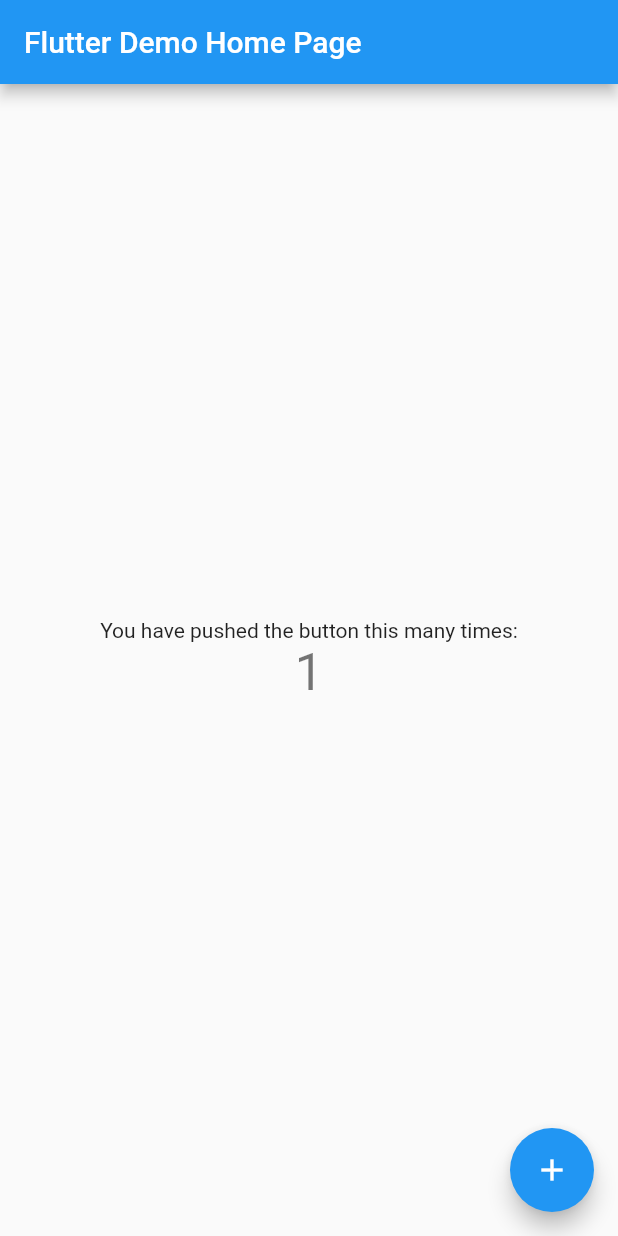
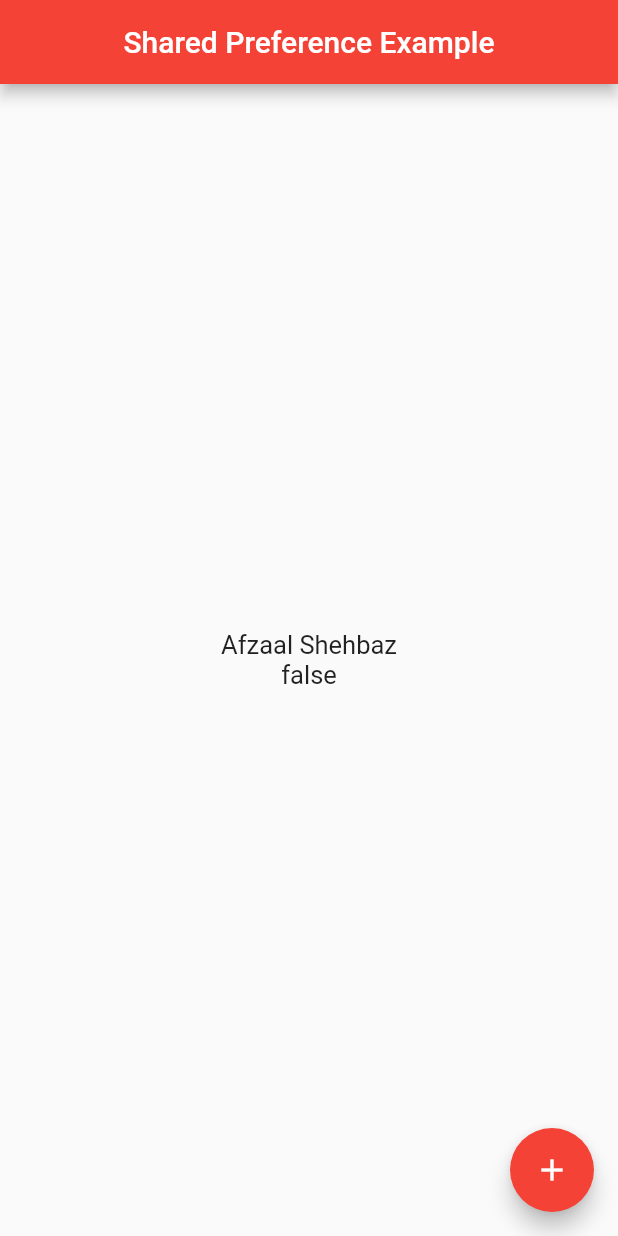
Before and after one commit to flutter99/Shared-Pref-Flutter, a Flutter app: the screen it shows after launch, after a tap on the "add" icon, on a phone screen of 412 x 824 dp. Run offline on Flutter 3.47's test engine with Material 2 defaults, Android fonts, the phone set to English and light mode, and no system bars; our stand-ins replace shared_preferences.

Commit message:
prectice done

```diff
--- a/shared_pref_prectice/lib/main.dart
+++ b/shared_pref_prectice/lib/main.dart
@@ -1,4 +1,6 @@
 import 'package:flutter/material.dart';
+
+import 'shared_pref_screen.dart';
 
 void main() {
   runApp(const MyApp());
@@ -11,105 +13,12 @@
   @override
   Widget build(BuildContext context) {
     return MaterialApp(
-      title: 'Flutter Demo',
+      debugShowCheckedModeBanner: false,
+      title: 'Shared Preference',
       theme: ThemeData(
-        // This is the theme of your application.
-        //
-        // Try running your application with "flutter run". You'll see the
-        // application has a blue toolbar. Then, without quitting the app, try
-        // changing the primarySwatch below to Colors.green and then invoke
-        // "hot reload" (press "r" in the console where you ran "flutter run",
-        // or simply save your changes to "hot reload" in a Flutter IDE).
-        // Notice that the counter didn't reset back to zero; the application
-        // is not restarted.
-        primarySwatch: Colors.blue,
+        primarySwatch: Colors.red,
       ),
-      home: const MyHomePage(title: 'Flutter Demo Home Page'),
+      home: const SharedPrefScreen(),
     );
   }
 }
-
-class MyHomePage extends StatefulWidget {
-  const MyHomePage({super.key, required this.title});
-
-  // This widget is the home page of your application. It is stateful, meaning
-  // that it has a State object (defined below) that contains fields that affect
-  // how it looks.
-
-  // This class is the configuration for the state. It holds the values (in this
-  // case the title) provided by the parent (in this case the App widget) and
-  // used by the build method of the State. Fields in a Widget subclass are
-  // always marked "final".
-
-  final String title;
-
-  @override
-  State<MyHomePage> createState() => _MyHomePageState();
-}
-
-class _MyHomePageState extends State<MyHomePage> {
-  int _counter = 0;
-
-  void _incrementCounter() {
-    setState(() {
-      // This call to setState tells the Flutter framework that something has
-      // changed in this State, which causes it to rerun the build method below
-      // so that the display can reflect the updated values. If we changed
-      // _counter without calling setState(), then the build method would not be
-      // called again, and so nothing would appear to happen.
-      _counter++;
-    });
-  }
-
-  @override
-  Widget build(BuildContext context) {
-    // This method is rerun every time setState is called, for instance as done
-    // by the _incrementCounter method above.
-    //
-    // The Flutter framework has been optimized to make rerunning build methods
-    // fast, so that you can just rebuild anything that needs updating rather
-    // than having to individually change instances of widgets.
-    return Scaffold(
-      appBar: AppBar(
-        // Here we take the value from the MyHomePage object that was created by
-        // the App.build method, and use it to set our appbar title.
-        title: Text(widget.title),
-      ),
-      body: Center(
-        // Center is a layout widget. It takes a single child and positions it
-        // in the middle of the parent.
-        child: Column(
-          // Column is also a layout widget. It takes a list of children and
-          // arranges them vertically. By default, it sizes itself to fit its
-          // children horizontally, and tries to be as tall as its parent.
-          //
-          // Invoke "debug painting" (press "p" in the console, choose the
-          // "Toggle Debug Paint" action from the Flutter Inspector in Android
-          // Studio, or the "Toggle Debug Paint" command in Visual Studio Code)
-          // to see the wireframe for each widget.
-          //
-          // Column has various properties to control how it sizes itself and
-          // how it positions its children. Here we use mainAxisAlignment to
-          // center the children vertically; the main axis here is the vertical
-          // axis because Columns are vertical (the cross axis would be
-          // horizontal).
-          mainAxisAlignment: MainAxisAlignment.center,
-          children: <Widget>[
-            const Text(
-              'You have pushed the button this many times:',
-            ),
-            Text(
-              '$_counter',
-              style: Theme.of(context).textTheme.headline4,
-            ),
-          ],
-        ),
-      ),
-      floatingActionButton: FloatingActionButton(
-        onPressed: _incrementCounter,
-        tooltip: 'Increment',
-        child: const Icon(Icons.add),
-      ), // This trailing comma makes auto-formatting nicer for build methods.
-    );
-  }
-}
--- /dev/null
+++ b/shared_pref_prectice/lib/shared_pref_screen.dart
@@ -0,0 +1,106 @@
+import 'package:flutter/material.dart';
+import 'package:shared_preferences/shared_preferences.dart';
+
+class SharedPrefScreen extends StatefulWidget {
+  const SharedPrefScreen({Key? key}) : super(key: key);
+
+  @override
+  State<SharedPrefScreen> createState() => _SharedPrefScreenState();
+}
+
+class _SharedPrefScreenState extends State<SharedPrefScreen> {
+
+  String? name = '';
+  bool? isLogin;
+
+  @override
+  void initState() {
+    // TODO: implement initState
+    super.initState();
+  //  isLogin();
+  }
+
+
+
+  // void isLogin() async {
+  //   SharedPreferences sp = await SharedPreferences.getInstance();
+  //   name = sp.getString('name') ?? '';
+  //   age = sp.getInt('age') ?? 0;
+  //   luckyNumber = sp.getDouble('lucky_number') ?? 5.0;
+  //   userLogin = sp.getBool('isLogin') ?? false;
+  //   setState(() {
+  //
+  //   });
+  // }
+
+
+  @override
+  Widget build(BuildContext context) {
+    return Scaffold(
+
+      /// appbar
+      appBar: AppBar(
+        title: const Text('Shared Preference Example'),
+        centerTitle: true,
+      ),
+
+      /// body
+      body: SizedBox(
+        width: MediaQuery.of(context).size.width,
+        child: Column(
+          crossAxisAlignment: CrossAxisAlignment.center,
+          mainAxisAlignment: MainAxisAlignment.center,
+          mainAxisSize: MainAxisSize.max,
+          children: [
+
+            FutureBuilder(
+                future: SharedPreferences.getInstance(),
+                builder: (context, AsyncSnapshot<SharedPreferences> snapshot) {
+              return Column(
+                crossAxisAlignment: CrossAxisAlignment.center,
+                children: [
+                  Text(snapshot.data!.getString('name').toString(), style: TextStyle(
+                    fontSize: 17.0,
+                  ),),
+                  Text(snapshot.data!.getBool('isLogin').toString(), style: TextStyle(
+                    fontSize: 17.0,
+                  ),),
+                ],
+              );
+            }),
+
+          ],
+        ),
+      ),
+
+      /// floating btn
+      floatingActionButton: FloatingActionButton(
+        onPressed: () async {
+          SharedPreferences sp = await SharedPreferences.getInstance();
+
+          // sp.remove('name');
+          // sp.remove('age');
+          // sp.remove('lucky_number');
+
+          // sp.setBool('isLogin', false);
+          // sp.setInt('age', 24);
+          // sp.setDouble('lucky_number', 2);
+          // sp.setString('name', 'Afzaal Shehbaz');
+          //
+          // setState(() {
+          //
+          // });
+          sp.setString('name', 'Afzaal Shehbaz');
+          sp.setBool('isLogin', false);
+
+
+          setState(() {
+
+          });
+
+        },
+        child: const Icon(Icons.add),
+      ),
+    );
+  }
+}
--- a/shared_pref_prectice/pubspec.yaml
+++ b/shared_pref_prectice/pubspec.yaml
@@ -35,7 +35,8 @@
 
   # The following adds the Cupertino Icons font to your application.
   # Use with the CupertinoIcons class for iOS style icons.
-  cupertino_icons: ^1.0.2
+  cupertino_icons: ^1.0.5
+  shared_preferences: ^2.0.15
 
 dev_dependencies:
   flutter_test:
@@ -46,7 +47,7 @@
   # activated in the `analysis_options.yaml` file located at the root of your
   # package. See that file for information about deactivating specific lint
   # rules and activating additional ones.
-  flutter_lints: ^2.0.0
+  flutter_lints: ^2.0.1
 
 # For information on the generic Dart part of this file, see the
 # following page: https://dart.dev/tools/pub/pubspec
```
Also changed, not shown: shared_pref_prectice/pubspec.lock.
